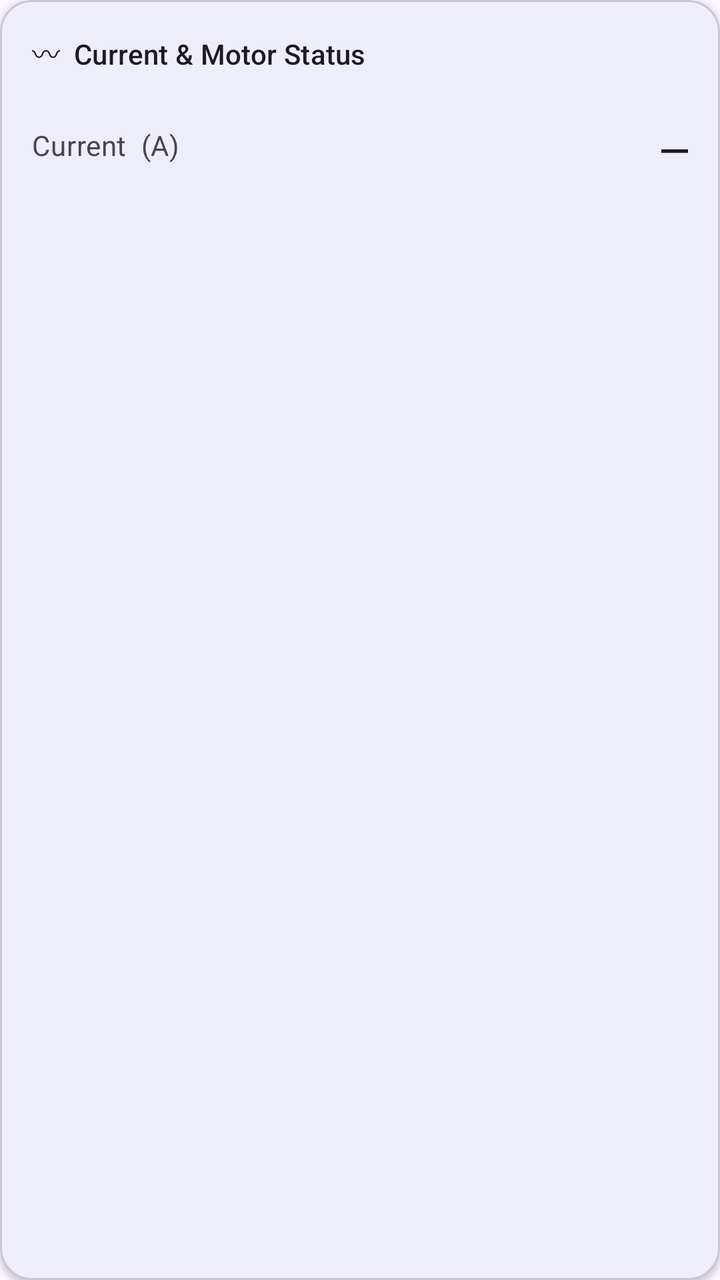
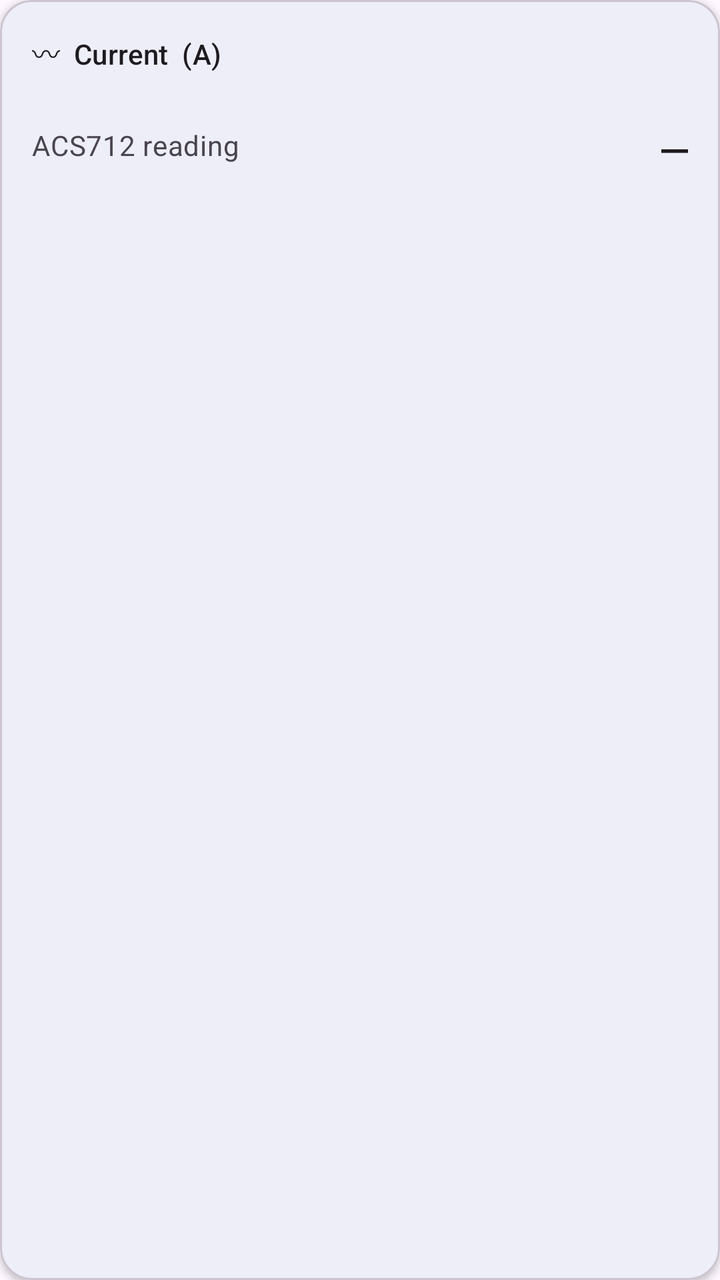

Compare the two renders of this Android layout. The source of the first and the diff that turns it into the second are given below.
<!-- AndroidManifest.xml: application theme Theme.MotorDrive -->
<!-- res/layout/module_current.xml -->
<?xml version="1.0" encoding="utf-8"?>
<com.google.android.material.card.MaterialCardView
    xmlns:android="http://schemas.android.com/apk/res/android"
    xmlns:app="http://schemas.android.com/apk/res-auto"
    android:layout_width="match_parent"
    android:layout_height="wrap_content"
    app:cardElevation="2dp"
    app:cardCornerRadius="16dp">

    <LinearLayout
        android:layout_width="match_parent"
        android:layout_height="wrap_content"
        android:orientation="vertical"
        android:padding="16dp">

        <TextView
            android:layout_width="match_parent"
            android:layout_height="wrap_content"
            android:text="〰  Current &amp; Motor Status"
            android:textAppearance="?attr/textAppearanceTitleSmall"
            android:textColor="?attr/colorOnSurface"
            android:layout_marginBottom="12dp" />

        
        <LinearLayout
            android:layout_width="match_parent"
            android:layout_height="48dp"
            android:orientation="horizontal"
            android:gravity="center_vertical">
            <TextView
                android:layout_width="0dp"
                android:layout_height="wrap_content"
                android:layout_weight="1"
                android:text="Current  (A)"
                android:textAppearance="?attr/textAppearanceBodyMedium"
                android:textColor="?attr/colorOnSurfaceVariant" />
            <TextView
                android:id="@+id/valueCurrentA"
                android:layout_width="wrap_content"
                android:layout_height="wrap_content"
                android:text="—"
                android:textAppearance="?attr/textAppearanceTitleLarge"
                android:fontFamily="monospace" />
        </LinearLayout>


    </LinearLayout>
</com.google.android.material.card.MaterialCardView>
<!-- resources referenced by this layout -->
<resources>
  <style name="Theme.MotorDrive" parent="Theme.Material3.DayNight.NoActionBar">
          <item name="colorPrimary">@color/md_theme_seed</item>
          <item name="colorOnPrimary">#FFFFFF</item>
          <item name="colorPrimaryContainer">#CBE9ED</item>
          <item name="colorOnPrimaryContainer">#001F26</item>
          <item name="colorSecondary">#1A3A5C</item>
          <item name="colorOnSecondary">#FFFFFF</item>
          
          <item name="android:statusBarColor">@android:color/transparent</item>
          <item name="android:navigationBarColor">?attr/colorSurface</item>
          <item name="android:windowLightStatusBar">false</item>
      </style>
  <color name="md_theme_seed">#1B7F8E</color>
</resources>

<!-- the commit's change to res/layout/module_current.xml (unified diff, before → after) -->
@@ -16,24 +16,25 @@
         <TextView
             android:layout_width="match_parent"
             android:layout_height="wrap_content"
-            android:text="〰  Current &amp; Motor Status"
+            android:text="〰  Current  (A)"
             android:textAppearance="?attr/textAppearanceTitleSmall"
             android:textColor="?attr/colorOnSurface"
             android:layout_marginBottom="12dp" />
 
-        
         <LinearLayout
             android:layout_width="match_parent"
             android:layout_height="48dp"
             android:orientation="horizontal"
             android:gravity="center_vertical">
+
             <TextView
                 android:layout_width="0dp"
                 android:layout_height="wrap_content"
                 android:layout_weight="1"
-                android:text="Current  (A)"
+                android:text="ACS712 reading"
                 android:textAppearance="?attr/textAppearanceBodyMedium"
                 android:textColor="?attr/colorOnSurfaceVariant" />
+
             <TextView
                 android:id="@+id/valueCurrentA"
                 android:layout_width="wrap_content"
@@ -41,8 +42,8 @@
                 android:text="—"
                 android:textAppearance="?attr/textAppearanceTitleLarge"
                 android:fontFamily="monospace" />
+
         </LinearLayout>
-
 
     </LinearLayout>
 </com.google.android.material.card.MaterialCardView>
